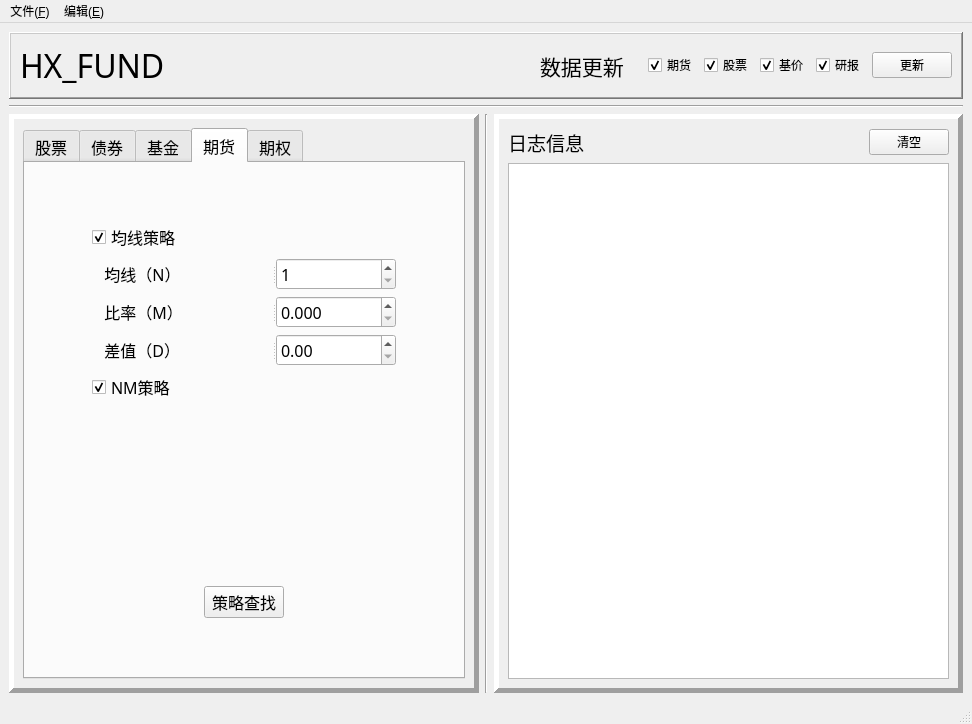
Qt form python_test/src/interface/MainWindow.ui (yuancixin/HUAXIN_FUND) before a commit.
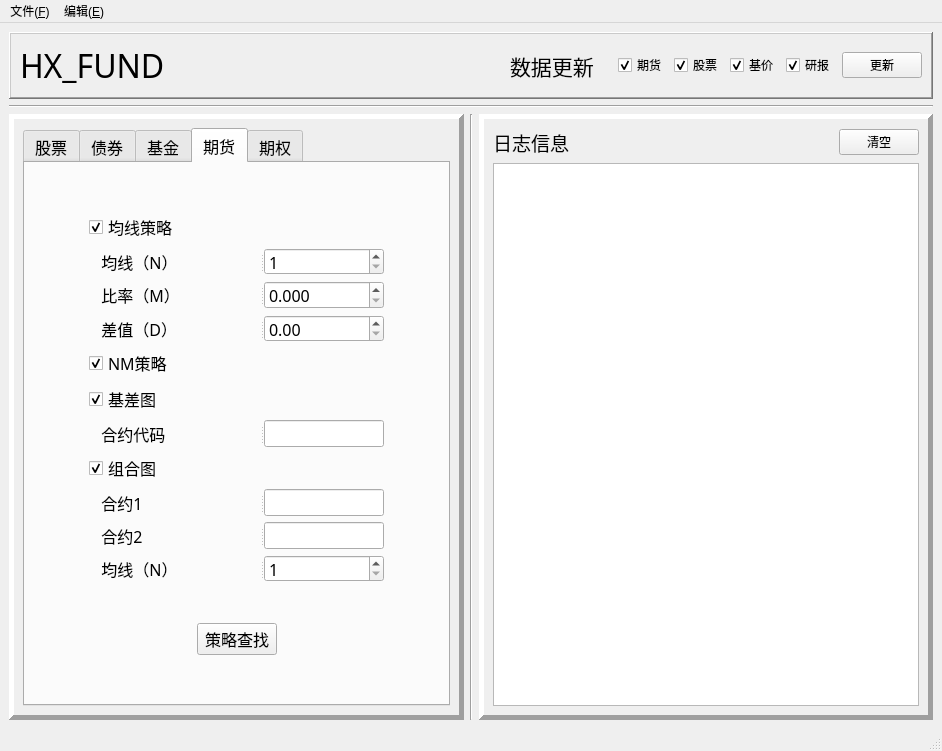
The same form after that commit.

The edit to the form file:
```diff
--- a/python_test/src/interface/MainWindow.ui
+++ b/python_test/src/interface/MainWindow.ui
@@ -6,8 +6,8 @@
    <rect>
     <x>0</x>
     <y>0</y>
-    <width>972</width>
-    <height>724</height>
+    <width>942</width>
+    <height>751</height>
    </rect>
   </property>
   <property name="sizePolicy">
@@ -192,7 +192,7 @@
      </widget>
     </item>
     <item>
-     <layout class="QHBoxLayout" name="horizontalLayout_4" stretch="0,0,0">
+     <layout class="QHBoxLayout" name="horizontalLayout_4" stretch="1,0,1">
       <item>
        <widget class="QFrame" name="frame_3">
         <property name="frameShape">
@@ -241,7 +241,7 @@
             <attribute name="title">
              <string>期货</string>
             </attribute>
-            <layout class="QHBoxLayout" name="horizontalLayout_10">
+            <layout class="QHBoxLayout" name="horizontalLayout_12">
              <item>
               <spacer name="horizontalSpacer_9">
                <property name="orientation">
@@ -252,35 +252,29 @@
                </property>
                <property name="sizeHint" stdset="0">
                 <size>
-                 <width>58</width>
-                 <height>20</height>
+                 <width>55</width>
+                 <height>17</height>
                 </size>
                </property>
               </spacer>
              </item>
-             <item>
-              <layout class="QVBoxLayout" name="verticalLayout_9" stretch="1,8,1">
-               <item>
-                <spacer name="verticalSpacer_3">
-                 <property name="orientation">
-                  <enum>Qt::Vertical</enum>
-                 </property>
-                 <property name="sizeHint" stdset="0">
-                  <size>
-                   <width>20</width>
-                   <height>40</height>
-                  </size>
-                 </property>
-                </spacer>
-               </item>
-               <item>
-                <layout class="QVBoxLayout" name="verticalLayout_8">
                  <item>
                   <layout class="QVBoxLayout" name="verticalLayout_7">
                    <item>
-                    <layout class="QVBoxLayout" name="verticalLayout_6">
+                <spacer name="verticalSpacer_3">
+                 <property name="orientation">
+                  <enum>Qt::Vertical</enum>
+                 </property>
+                 <property name="sizeHint" stdset="0">
+                  <size>
+                   <width>20</width>
+                   <height>40</height>
+                  </size>
+                 </property>
+                </spacer>
+               </item>
                      <item>
-                      <layout class="QHBoxLayout" name="horizontalLayout_6">
+                <layout class="QHBoxLayout" name="horizontalLayout_13">
                        <item>
                         <widget class="QCheckBox" name="check_fut_ave">
                          <property name="text">
@@ -330,13 +324,13 @@
                             <property name="minimumSize">
                              <size>
                               <width>120</width>
-                              <height>0</height>
+                        <height>27</height>
                              </size>
                             </property>
                             <property name="maximumSize">
                              <size>
                               <width>120</width>
-                              <height>16777215</height>
+                        <height>27</height>
                              </size>
                             </property>
                             <property name="layoutDirection">
@@ -374,13 +368,13 @@
                             <property name="minimumSize">
                              <size>
                               <width>120</width>
-                              <height>0</height>
+                        <height>27</height>
                              </size>
                             </property>
                             <property name="maximumSize">
                              <size>
                               <width>120</width>
-                              <height>16777215</height>
+                        <height>28</height>
                              </size>
                             </property>
                             <property name="specialValueText">
@@ -409,13 +403,13 @@
                             <property name="minimumSize">
                              <size>
                               <width>120</width>
-                              <height>0</height>
+                        <height>27</height>
                              </size>
                             </property>
                             <property name="maximumSize">
                              <size>
                               <width>120</width>
-                              <height>16777215</height>
+                        <height>27</height>
                              </size>
                             </property>
                             <property name="specialValueText">
@@ -431,8 +425,6 @@
                        </item>
                       </layout>
                      </item>
-                    </layout>
-                   </item>
                    <item>
                     <layout class="QHBoxLayout" name="horizontalLayout_8">
                      <item>
@@ -460,6 +452,190 @@
                      </item>
                     </layout>
                    </item>
+               <item>
+                <layout class="QHBoxLayout" name="horizontalLayout_10">
+                 <item>
+                  <widget class="QCheckBox" name="check_fut_different">
+                   <property name="text">
+                    <string>基差图</string>
+                   </property>
+                   <property name="checked">
+                    <bool>true</bool>
+                   </property>
+                  </widget>
+                 </item>
+                 <item>
+                  <spacer name="horizontalSpacer_3">
+                   <property name="orientation">
+                    <enum>Qt::Horizontal</enum>
+                   </property>
+                   <property name="sizeHint" stdset="0">
+                    <size>
+                     <width>40</width>
+                     <height>20</height>
+                    </size>
+                   </property>
+                  </spacer>
+                 </item>
+                </layout>
+               </item>
+               <item>
+                <widget class="QSplitter" name="splitter_4">
+                 <property name="orientation">
+                  <enum>Qt::Horizontal</enum>
+                 </property>
+                 <widget class="QLabel" name="label_5">
+                  <property name="text">
+                   <string>   合约代码</string>
+                  </property>
+                 </widget>
+                 <widget class="QLineEdit" name="input_future_diff_code">
+                  <property name="minimumSize">
+                   <size>
+                    <width>120</width>
+                    <height>27</height>
+                   </size>
+                  </property>
+                  <property name="maximumSize">
+                   <size>
+                    <width>120</width>
+                    <height>27</height>
+                   </size>
+                  </property>
+                 </widget>
+                </widget>
+               </item>
+               <item>
+                <layout class="QHBoxLayout" name="horizontalLayout_6">
+                 <item>
+                  <widget class="QCheckBox" name="check_fut_comb">
+                   <property name="text">
+                    <string>组合图</string>
+                   </property>
+                   <property name="checked">
+                    <bool>true</bool>
+                   </property>
+                  </widget>
+                 </item>
+                 <item>
+                  <spacer name="horizontalSpacer_11">
+                   <property name="orientation">
+                    <enum>Qt::Horizontal</enum>
+                   </property>
+                   <property name="sizeHint" stdset="0">
+                    <size>
+                     <width>40</width>
+                     <height>20</height>
+                    </size>
+                   </property>
+                  </spacer>
+                 </item>
+                </layout>
+               </item>
+               <item>
+                <layout class="QVBoxLayout" name="verticalLayout_6">
+                 <item>
+                  <widget class="QSplitter" name="splitter_5">
+                   <property name="orientation">
+                    <enum>Qt::Horizontal</enum>
+                   </property>
+                   <widget class="QLabel" name="label_6">
+                    <property name="text">
+                     <string>   合约1</string>
+                    </property>
+                   </widget>
+                   <widget class="QLineEdit" name="input_future_comb_code1">
+                    <property name="minimumSize">
+                     <size>
+                      <width>120</width>
+                      <height>27</height>
+                     </size>
+                    </property>
+                    <property name="maximumSize">
+                     <size>
+                      <width>120</width>
+                      <height>27</height>
+                     </size>
+                    </property>
+                   </widget>
+                  </widget>
+                 </item>
+                 <item>
+                  <widget class="QSplitter" name="splitter_6">
+                   <property name="orientation">
+                    <enum>Qt::Horizontal</enum>
+                   </property>
+                   <widget class="QLabel" name="label_7">
+                    <property name="text">
+                     <string>   合约2</string>
+                    </property>
+                   </widget>
+                   <widget class="QLineEdit" name="input_future_comb_code2">
+                    <property name="minimumSize">
+                     <size>
+                      <width>120</width>
+                      <height>27</height>
+                     </size>
+                    </property>
+                    <property name="maximumSize">
+                     <size>
+                      <width>120</width>
+                      <height>27</height>
+                     </size>
+                    </property>
+                   </widget>
+                  </widget>
+                 </item>
+                 <item>
+                  <widget class="QSplitter" name="splitter_7">
+                   <property name="orientation">
+                    <enum>Qt::Horizontal</enum>
+                   </property>
+                   <widget class="QLabel" name="label_8">
+                    <property name="text">
+                     <string>   均线（N）</string>
+                    </property>
+                   </widget>
+                   <widget class="QSpinBox" name="input_future_comb_n">
+                    <property name="sizePolicy">
+                     <sizepolicy hsizetype="Expanding" vsizetype="Fixed">
+                      <horstretch>0</horstretch>
+                      <verstretch>0</verstretch>
+                     </sizepolicy>
+                    </property>
+                    <property name="minimumSize">
+                     <size>
+                      <width>120</width>
+                      <height>27</height>
+                     </size>
+                    </property>
+                    <property name="maximumSize">
+                     <size>
+                      <width>120</width>
+                      <height>27</height>
+                     </size>
+                    </property>
+                    <property name="layoutDirection">
+                     <enum>Qt::LeftToRight</enum>
+                    </property>
+                    <property name="wrapping">
+                     <bool>false</bool>
+                    </property>
+                    <property name="frame">
+                     <bool>true</bool>
+                    </property>
+                    <property name="specialValueText">
+                     <string/>
+                    </property>
+                    <property name="minimum">
+                     <number>1</number>
+                    </property>
+                    <property name="maximum">
+                     <number>1000</number>
+                    </property>
+                   </widget>
+                  </widget>
+                 </item>
                   </layout>
                  </item>
                  <item>
@@ -469,8 +645,8 @@
                    </property>
                    <property name="sizeHint" stdset="0">
                     <size>
-                     <width>20</width>
-                     <height>40</height>
+                   <width>28</width>
+                   <height>18</height>
                     </size>
                    </property>
                   </spacer>
@@ -512,8 +688,6 @@
                    </item>
                   </layout>
                  </item>
-                </layout>
-               </item>
                <item>
                 <spacer name="verticalSpacer_2">
                  <property name="orientation">
@@ -539,8 +713,8 @@
                </property>
                <property name="sizeHint" stdset="0">
                 <size>
-                 <width>58</width>
-                 <height>20</height>
+                 <width>55</width>
+                 <height>17</height>
                 </size>
                </property>
               </spacer>
@@ -640,7 +814,7 @@
     <rect>
      <x>0</x>
      <y>0</y>
-     <width>972</width>
+     <width>942</width>
      <height>26</height>
     </rect>
    </property>
```
Lines whose indentation alone changed are shown as unchanged.
